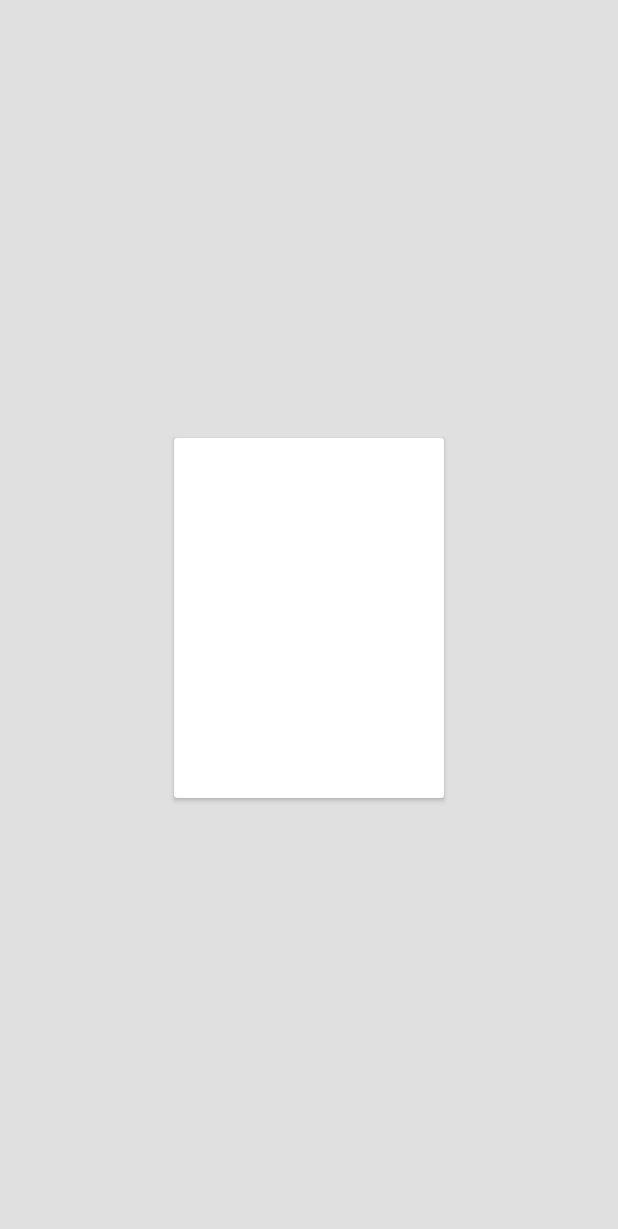
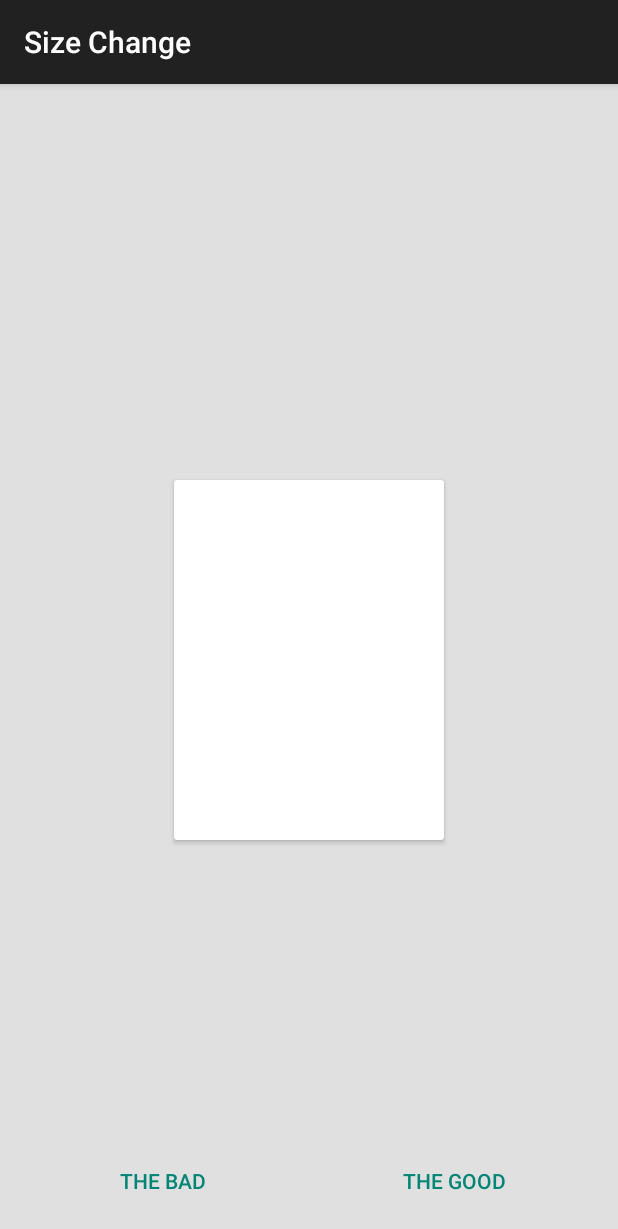
Before and after one commit to joshua-kairu/movement, an Android app: the screen it shows after launch (SizeChange), after a tap on "SIZE CHANGE", on a phone screen of 412 x 824 dp. Shown: the top 1229 px of the screen. Run offline under Robolectric (Android 15) with nearby library versions, the phone set to English and light mode, and no system bars; our stand-ins replace ButterKnife.

Commit message:
Kitkat compatible everything except curved motion

```diff
--- a/app/build.gradle
+++ b/app/build.gradle
@@ -5,7 +5,7 @@ android {
     buildToolsVersion "23.0.3"
     defaultConfig {
         applicationId "com.jlt.movement"
-        minSdkVersion 21
+        minSdkVersion 16
         targetSdkVersion 23
         versionCode 1
         versionName "1.0"
--- a/app/src/main/java/com/jlt/movement/MainActivity.java
+++ b/app/src/main/java/com/jlt/movement/MainActivity.java
@@ -1,8 +1,9 @@
 package com.jlt.movement;
 
-import android.app.Activity;
 import android.content.Intent;
+import android.os.Build;
 import android.os.Bundle;
+import android.support.v7.app.AppCompatActivity;
 import android.view.View;
 
 /**
@@ -27,7 +28,7 @@ import android.view.View;
  */
 
 // begin activity MainActivity
-public class MainActivity extends Activity {
+public class MainActivity extends AppCompatActivity {
 
     /** CONSTANTS */
 
@@ -66,8 +67,21 @@ public class MainActivity extends Activity {
     // method multipleIncoherenceClick
     public void multipleIncoherenceClick( View view ) { startActivity( new Intent( this, MultipleChaoticElements.class ) ); }
 
-    // method curvedMotionClick
-    public void curvedMotionClick( View view ) { startActivity( new Intent( this, CurveMotionList.class ) ); }
+    // begin method curvedMotionClick
+    public void curvedMotionClick( View view ) {
+
+        // 0. start the curved motion list only if at least L is running
+        // 1. otherwise tell the user of the limitation
+
+        // 0. start the curved motion list only if at least L is running
+
+        if ( Build.VERSION.SDK_INT >= Build.VERSION_CODES.LOLLIPOP ) { startActivity( new Intent( this, CurveMotionList.class ) ); }
+
+        // 1. otherwise tell the user of the limitation
+
+        else { new OldVersionDialogFragment().show( getSupportFragmentManager(), "" ); }
+
+    } // end method curvedMotionClick
 
     // method sizeChangeClick
     public void sizeChangeClick( View view ) { startActivity( new Intent( this, SizeChange.class ) ); }
--- a/app/src/main/java/com/jlt/movement/SizeChange.java
+++ b/app/src/main/java/com/jlt/movement/SizeChange.java
@@ -1,11 +1,11 @@
 package com.jlt.movement;
 
 import android.animation.ObjectAnimator;
-import android.app.Activity;
 import android.os.Bundle;
+import android.support.v4.view.animation.LinearOutSlowInInterpolator;
+import android.support.v7.app.AppCompatActivity;
 import android.support.v7.widget.CardView;
 import android.view.View;
-import android.view.animation.AnimationUtils;
 import android.view.animation.Interpolator;
 
 import butterknife.Bind;
@@ -33,7 +33,7 @@ import butterknife.ButterKnife;
  */
 
 // begin activity SizeChange
-public class SizeChange extends Activity {
+public class SizeChange extends AppCompatActivity {
 
     /** CONSTANTS */
 
@@ -52,8 +52,8 @@ public class SizeChange extends Activity {
 
     private boolean
 
-    symmetric = true,
-    small = true;
+    animateSidesSymmetrically = true, // boolean to tell if we are to animate length and width together
+    cardSmall = true; // boolean to tell if the card is small or not
 
     /** METHODS */
 
@@ -90,38 +90,38 @@ public class SizeChange extends Activity {
      */
 
     // begin method changeSize
-    public void changeSize( View view ) {
+    public void changeSize( boolean animateSidesSimultaneously ) {
 
         // 0. get a fast out slow in interpolator
         // 1. create an object animator scaling the card horizontally
         // 2. use the above interpolator for the job
-        // 3. choose an animation duration depending on the symmetry of the card
+        // 3. choose an animation duration depending on the simultaneity(;-)) of the animation
         // 4. create an object animator scaling the card vertically
         // 5. use the above interpolator for the job
         // 6. animation should last 0.6 seconds
         // 7. start the scaling animations
-        // 8. toggle the states so that we switch between large/small a/symmetric
+        // 8. toggle the states so that we switch between large/small
 
         // 0. get a fast out slow in interpolator
 
-        Interpolator interpolator = AnimationUtils.loadInterpolator( this, android.R.interpolator.fast_out_linear_in );
+        Interpolator interpolator = new LinearOutSlowInInterpolator();
 
         // 1. create an object animator scaling the card horizontally
 
         // the single value at the end means we animate to that value
-        ObjectAnimator scaleXAnimator = ObjectAnimator.ofFloat( cardView, View.SCALE_X, ( small == true ) ? LARGE_SCALE : 1f );
+        ObjectAnimator scaleXAnimator = ObjectAnimator.ofFloat( cardView, View.SCALE_X, ( cardSmall == true ) ? LARGE_SCALE : 1f );
 
         // 2. use the above interpolator for the job
 
         scaleXAnimator.setInterpolator( interpolator );
 
-        // 3. choose an animation duration depending on the symmetry of the card
+        // 3. choose an animation duration depending on the simultaneity(;-)) of the animation
 
-        scaleXAnimator.setDuration( ( symmetric == true ) ? 600L : 200L );
+        scaleXAnimator.setDuration( ( animateSidesSimultaneously == true ) ? 600L : 200L );
 
         // 4. create an object animator scaling the card vertically
 
-        ObjectAnimator scaleYAnimator = ObjectAnimator.ofFloat( cardView, View.SCALE_Y, ( small == true ) ? LARGE_SCALE : 1f );
+        ObjectAnimator scaleYAnimator = ObjectAnimator.ofFloat( cardView, View.SCALE_Y, ( cardSmall == true ) ? LARGE_SCALE : 1f );
 
         // 5. use the above interpolator for the job
 
@@ -137,12 +137,38 @@ public class SizeChange extends Activity {
 
         scaleYAnimator.start();
 
-        // 8. toggle the states so that we switch between large/small a/symmetric
+        // 8. toggle the states so that we switch between large/small
 
-        small = !small;
-
-        if ( small == true ) { symmetric = !symmetric; }
+        cardSmall = ! cardSmall;
 
     } // end method changeSize
 
+    // begin method badButtonClick
+    public void badButtonClick( View view ) {
+
+        // a bad size change makes a view look like it's being zoomed in
+        // as in, the size change affects view length and width simultaneously
+
+        // 0. animate both of the card's size simultaneously
+
+        // 0. animate both of the card's size simultaneously
+
+        changeSize( true );
+
+    } // end method badButtonClick
+
+    // begin method goodButtonClick
+    public void goodButtonClick( View view ) {
+
+        // a good size change affects view length and width differently
+        // but ends up with the desired end size
+
+        // 0. animate both of the card's size not simultaneously
+
+        // 0. animate both of the card's size not simultaneously
+
+        changeSize( false );
+
+    } // end method goodButtonClick
+
 } // end activity SizeChange
--- a/app/src/main/res/layout/activity_size_change.xml
+++ b/app/src/main/res/layout/activity_size_change.xml
@@ -25,7 +25,7 @@
 
 <!-- The size change activity -->
 
-<FrameLayout
+<RelativeLayout
 
     xmlns:android="http://schemas.android.com/apk/res/android"
 
@@ -36,8 +36,6 @@
     android:layout_width="match_parent"
 
     android:layout_height="match_parent"
-
-    android:onClick="changeSize"
 
     tools:appearsIn=".SizeChange"
 
@@ -59,6 +57,66 @@
 
         app:cardElevation="2dp"
 
+        android:layout_centerInParent="true"
+
         />
 
-</FrameLayout>
+    <!-- LinearLayout to hold the buttons for changing size -->
+
+    <LinearLayout
+
+        android:layout_width="match_parent"
+
+        android:layout_height="wrap_content"
+
+        android:orientation="horizontal"
+
+        android:layout_alignParentBottom="true"
+
+        style="?android:attr/buttonBarButtonStyle"
+
+        >
+
+        <!-- Button for the bad style of size change -->
+
+        <Button
+
+            android:id="@+id/asc_b_bad"
+
+            android:layout_width="0dp"
+
+            android:layout_height="wrap_content"
+
+            android:layout_weight="1"
+
+            android:text="@string/button_bad"
+
+            android:onClick="badButtonClick"
+
+            style="?android:attr/buttonBarButtonStyle"
+
+            />
+
+        <!-- Button for the good style of size change -->
+
+        <Button
+
+            android:id="@+id/asc_b_good"
+
+            android:layout_width="0dp"
+
+            android:layout_height="wrap_content"
+
+            android:layout_weight="1"
+
+            android:text="@string/button_good"
+
+            android:onClick="goodButtonClick"
+
+            style="?android:attr/buttonBarButtonStyle"
+
+            />
+
+    </LinearLayout>
+
+</RelativeLayout>
--- a/app/src/main/res/values/strings.xml
+++ b/app/src/main/res/values/strings.xml
@@ -29,4 +29,10 @@
 
     <string name="transition_avatar">avatar</string>
 
+    <string name="dialog_message_error_old_version">Sorry, this option needs at least Android Lollipop. :-(</string>
+    <string name="dialog_message_negative">OK</string>
+
+    <string name="button_bad">The Bad</string>
+    <string name="button_good">The Good</string>
+
 </resources>
--- a/app/src/main/res/values/styles.xml
+++ b/app/src/main/res/values/styles.xml
@@ -27,7 +27,7 @@
 
     <!-- Base application theme. -->
 
-    <style name="AppTheme" parent="Theme.AppCompat.Light.NoActionBar">
+    <style name="AppTheme" parent="Theme.AppCompat.Light.DarkActionBar">
 
         <item name="android:statusBarColor">@color/colorStatusBar</item>
 
```
Also changed, not shown: app/src/main/AndroidManifest.xml (+5 -5 lines), app/src/main/java/com/jlt/movement/MultipleChaoticElements.java (+4 -4 lines), app/src/main/java/com/jlt/movement/MultipleCoherentElements.java (+4 -4 lines), app/src/main/java/com/jlt/movement/OldVersionDialogFragment.java (added, +80 -0 lines), app/src/main/res/layout/activity_main.xml (+21 -3 lines).
